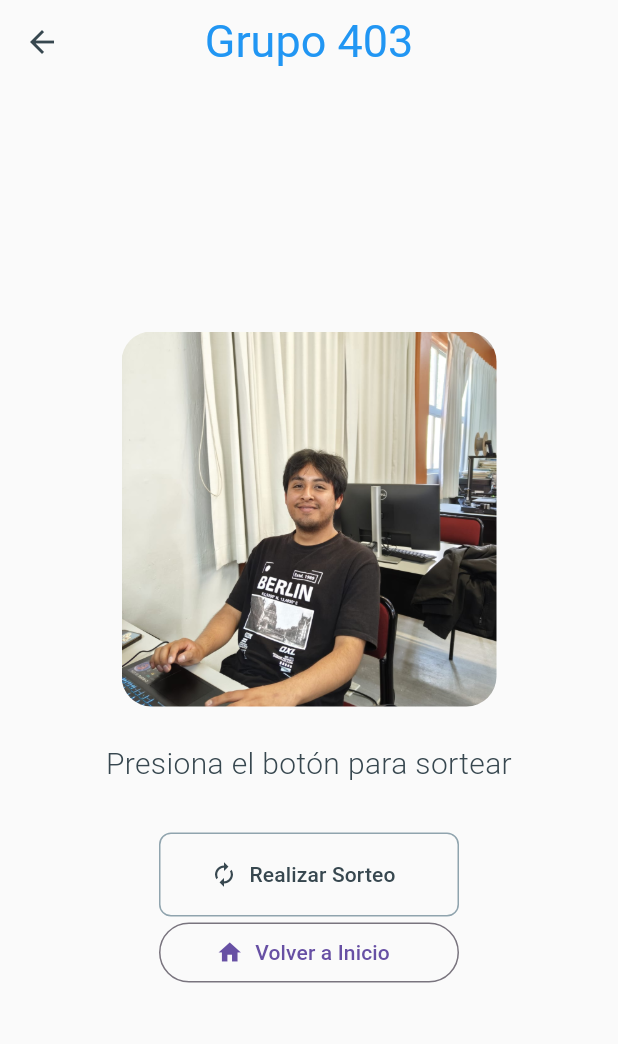
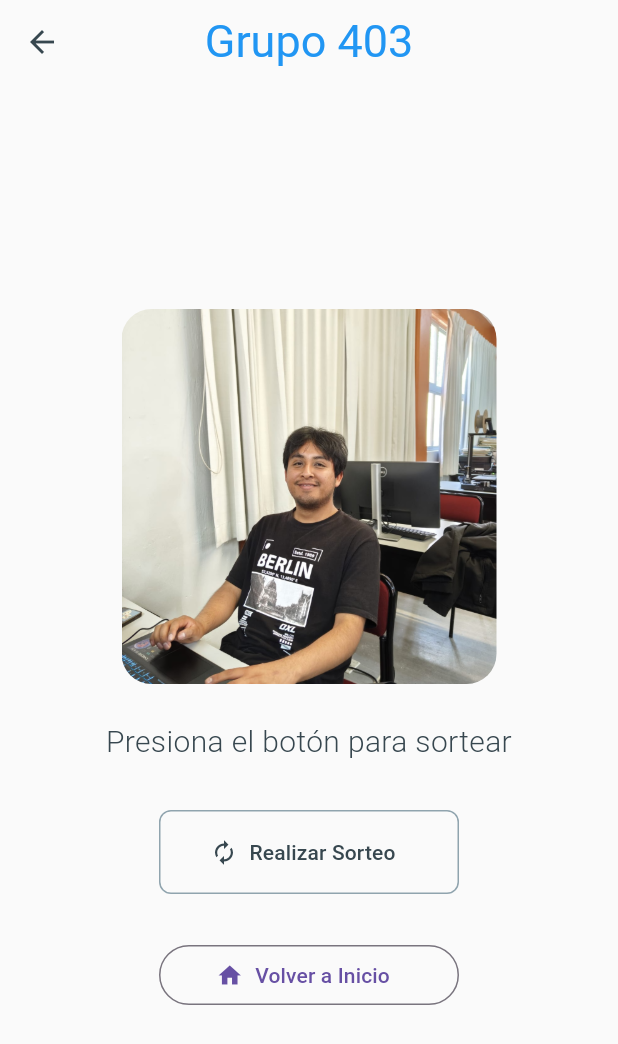
Before and after one commit to RafaelDiaz01/StudentRaffleApplication, a Flutter app: the CuartoSemestre screen opened directly, on a phone screen of 412 x 824 dp. Shown: the top 1044 px of the screen. Run offline on Flutter 3.47's test engine with Material 3 defaults, Android fonts, the light colour scheme and no system bars.

Commit message:
Se corrigieron los SizedBox que existian entre el boton de generar aleatorio y el boton de home, ya que decia width en vez de height (lo cual no permitia visualizar el SizedBox de manera correcta

```diff
--- a/lib/pantallas/sorteos/cuarto_semestre.dart
+++ b/lib/pantallas/sorteos/cuarto_semestre.dart
@@ -134,7 +134,7 @@ class _CuartoSemestreState extends State<CuartoSemestre> {
                   ),
                 ),
               ),
-              const SizedBox(width: 30),
+              const SizedBox(height: 30),
               SizedBox(
                 width: 200,
                 child: OutlinedButton.icon(
--- a/lib/pantallas/sorteos/decimo_semestre.dart
+++ b/lib/pantallas/sorteos/decimo_semestre.dart
@@ -115,7 +115,7 @@ class _DecimoSemestreState extends State<DecimoSemestre> {
                   ),
                 ),
               ),
-              const SizedBox(width: 30),
+              const SizedBox(height: 30),
               SizedBox(
                 width: 200,
                 child: OutlinedButton.icon(
--- a/lib/pantallas/sorteos/octavo_semestre.dart
+++ b/lib/pantallas/sorteos/octavo_semestre.dart
@@ -125,7 +125,7 @@ class _OctavoSemestreState extends State<OctavoSemestre> {
                   ),
                 ),
               ),
-              const SizedBox(width: 30),
+              const SizedBox(height: 30),
               SizedBox(
                 width: 200,
                 child: OutlinedButton.icon(
--- a/lib/pantallas/sorteos/segundo_semestre.dart
+++ b/lib/pantallas/sorteos/segundo_semestre.dart
@@ -152,7 +152,7 @@ class _SegundoSemestreState extends State<SegundoSemestre> {
                   ),
                 ),
               ),
-              const SizedBox(width: 30),
+              const SizedBox(height: 30),
               SizedBox(
                 width: 200,
                 child: OutlinedButton.icon(
--- a/lib/pantallas/sorteos/sexto_semestre.dart
+++ b/lib/pantallas/sorteos/sexto_semestre.dart
@@ -125,7 +125,7 @@ class _SextoSemestreState extends State<SextoSemestre> {
                   ),
                 ),
               ),
-              const SizedBox(width: 30),
+              const SizedBox(height: 30),
               SizedBox(
                 width: 200,
                 child: OutlinedButton.icon(
```
